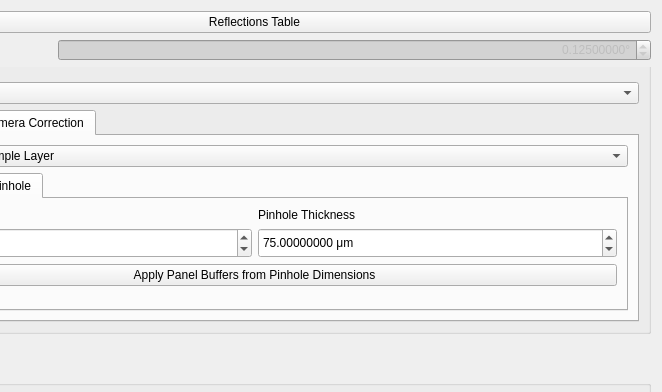
HEXRD/hexrdgui, file hexrd/ui/resources/ui/powder_overlay_editor.ui: the form before one commit; both pictures show x 153 to 815 and y 0 to 392 of the 815 by 590 pixel window.
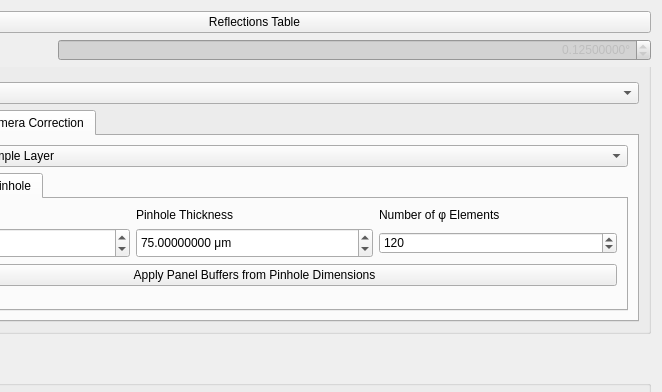
The form after the commit. The open tabs and pages were chosen to show the change. Custom widgets are drawn as their Qt base class.

Commit message:
Replace pinhole distortion with Rygg version
The Rygg version is more accurate.

This also adds an option for the number of phi elements.

Patch:
```diff
--- a/hexrd/ui/resources/ui/powder_overlay_editor.ui
+++ b/hexrd/ui/resources/ui/powder_overlay_editor.ui
@@ -510,7 +510,17 @@
                 </property>
                </widget>
               </item>
-              <item row="2" column="0" colspan="2">
+              <item row="0" column="2">
+               <widget class="QLabel" name="ph_num_phi_elements_label">
+                <property name="toolTip">
+                 <string>&lt;html&gt;&lt;head/&gt;&lt;body&gt;&lt;p&gt;The number of φ elements to use for integration.&lt;/p&gt;&lt;p&gt;Larger is more accurate, but also takes longer to compute.&lt;/p&gt;&lt;/body&gt;&lt;/html&gt;</string>
+                </property>
+                <property name="text">
+                 <string>&lt;html&gt;&lt;head/&gt;&lt;body&gt;&lt;p&gt;Number of φ Elements&lt;/p&gt;&lt;/body&gt;&lt;/html&gt;</string>
+                </property>
+               </widget>
+              </item>
+              <item row="2" column="0" colspan="3">
                <widget class="QPushButton" name="ph_apply_panel_buffers">
                 <property name="toolTip">
                  <string>&lt;html&gt;&lt;head/&gt;&lt;body&gt;&lt;p&gt;Apply panel buffers computed via the pinhole dimensions. These will be merged with any other panel buffers already present on the detectors.&lt;/p&gt;&lt;/body&gt;&lt;/html&gt;</string>
@@ -520,6 +530,25 @@
                 </property>
                </widget>
               </item>
+              <item row="1" column="2">
+               <widget class="QSpinBox" name="ph_num_phi_elements">
+                <property name="toolTip">
+                 <string>&lt;html&gt;&lt;head/&gt;&lt;body&gt;&lt;p&gt;The number of φ elements to use for integration.&lt;/p&gt;&lt;p&gt;Larger is more accurate, but also takes longer to compute.&lt;/p&gt;&lt;/body&gt;&lt;/html&gt;</string>
+                </property>
+                <property name="keyboardTracking">
+                 <bool>false</bool>
+                </property>
+                <property name="minimum">
+                 <number>1</number>
+                </property>
+                <property name="maximum">
+                 <number>10000</number>
+                </property>
+                <property name="value">
+                 <number>120</number>
+                </property>
+               </widget>
+              </item>
              </layout>
             </widget>
            </widget>
```
Left out of the diff: 19 changed lines with no effect on the pictures. The commit also changes 2 other files.
